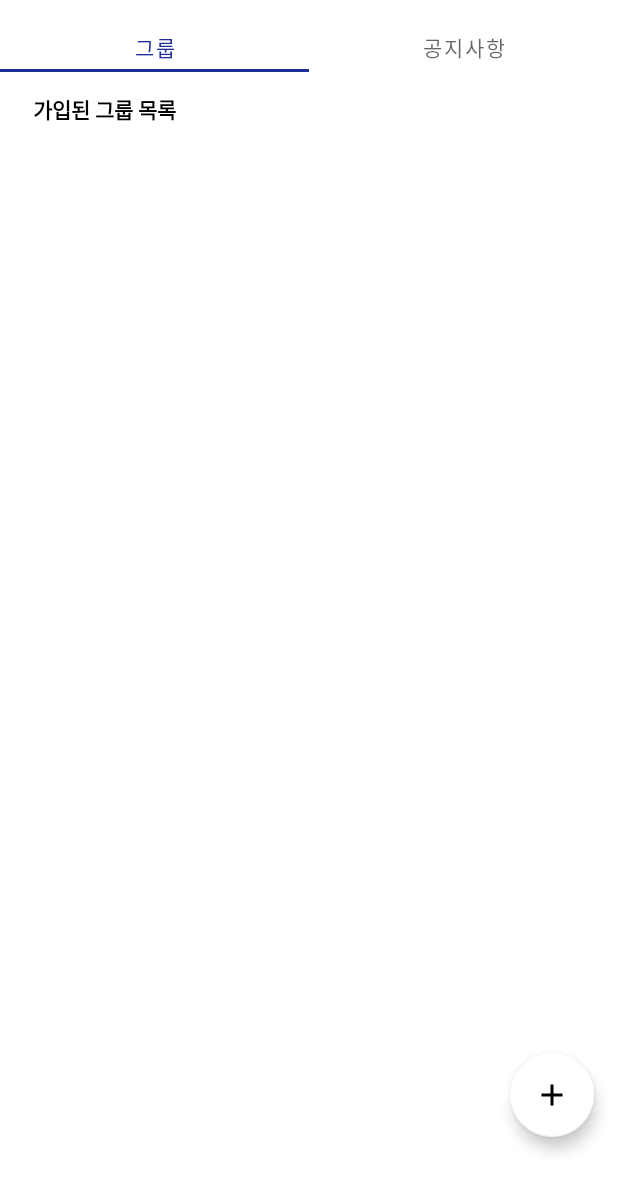
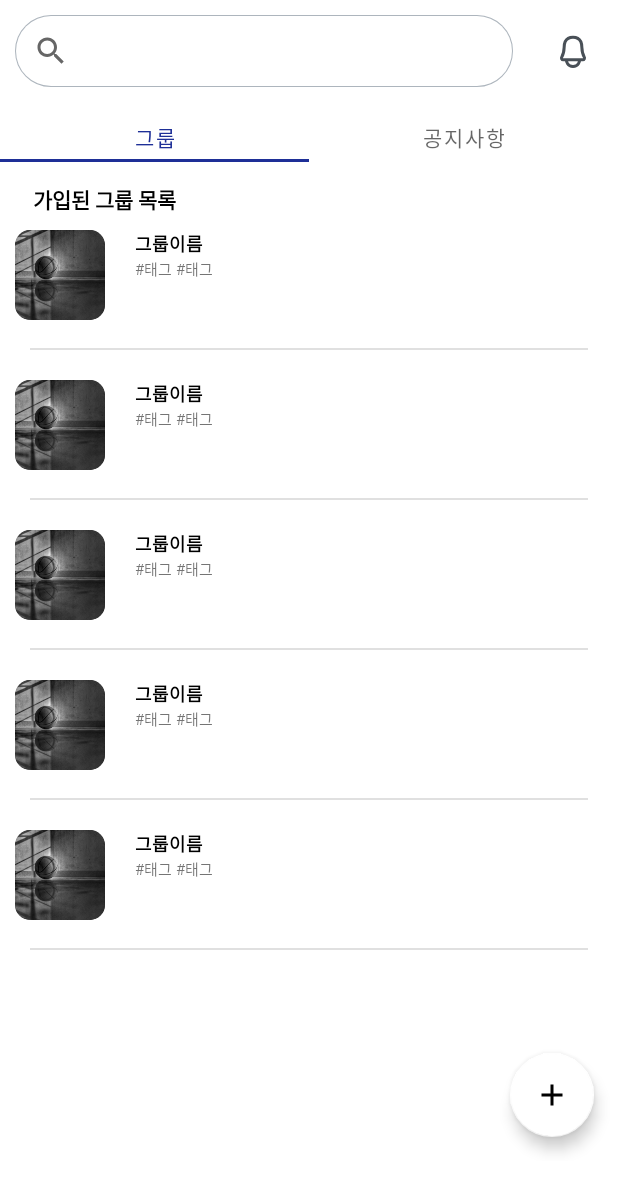
Before and after one commit to paranArena/RTU-Android-App, an Android app: the fragment GroupFragment shown on its own in the app's theme, on a phone screen of 412 x 824 dp. Shown: the top 1192 px of the screen. Run offline under Robolectric (Android 15) with nearby library versions, the phone set to English and light mode, and no system bars; network calls fail; pictures from the network do not load.

Commit message:
add search bar

```diff
--- /dev/null
+++ b/app/src/main/java/com/rtu/adapter/GroupViewAdapter.kt
@@ -0,0 +1,68 @@
+package com.rtu.adapter
+
+import android.view.LayoutInflater
+import android.view.View
+import android.view.ViewGroup
+import android.widget.ImageView
+import android.widget.TextView
+import androidx.recyclerview.widget.RecyclerView
+import com.rtu.R
+import com.rtu.model.GroupModel
+
+class GroupViewAdapter internal constructor(var groupList: List<GroupModel>)
+    : RecyclerView.Adapter<GroupViewAdapter.ListViewHolder>() {
+
+
+    inner class ListViewHolder(itemView: View) : RecyclerView.ViewHolder(itemView) {
+        fun bind(_list: GroupModel) {
+            /*val imageView: ImageView = itemView.findViewById<ImageView>(R.id.iv_image)
+            if(_list.url!=null) {
+                val newUrl = "https://goodsbyus.com" + _list.url
+                Glide.with(itemView).load(newUrl).placeholder(R.drawable.ic_launcher_foreground)
+                    .override(150, 150).into(imageView)
+            }*/
+            itemView.findViewById<ImageView>(R.id.iv_image).clipToOutline=true
+
+            itemView.findViewById<TextView>(R.id.iv_name).text = _list.name
+            //itemView.findViewById<TextView>(R.id.iv_category).text = _list.category
+            itemView.findViewById<TextView>(R.id.iv_tag).text = _list.introduction
+        }
+    }
+    override fun getItemCount(): Int = groupList.size
+
+    override fun getItemViewType(position: Int): Int {
+        return position
+    }
+
+    // ViewHolder를 생성해 반환한다.
+    override fun onCreateViewHolder(parent: ViewGroup, viewType: Int): ListViewHolder {
+        return ListViewHolder(
+            // 새로운 뷰를 생성해 뷰홀더에 인자로 넣어준다.
+            LayoutInflater.from(parent.context).inflate(R.layout.group_list, parent, false)
+        )
+    }
+
+    // 반환된 ViewHolder에 데이터를 연결한다.
+    override fun onBindViewHolder(holder: ListViewHolder, position: Int) {
+        holder.bind(groupList[position])
+        holder.itemView.setOnClickListener{
+            itemClickListner.onClick(it,position)
+        }
+
+
+        /*val layoutParams = holder.itemView.layoutParams
+        layoutParams.height = 600
+        holder.itemView.requestLayout()*/
+    }
+
+    interface ItemClickListener{
+        fun onClick(view: View,position: Int)
+    }
+    //를릭 리스너
+    private lateinit var itemClickListner: ItemClickListener
+
+    fun setItemClickListener(itemClickListener: ItemClickListener) {
+        this.itemClickListner = itemClickListener
+    }
+
+}
--- a/app/src/main/java/com/rtu/grouptap/GroupListFragment.kt
+++ b/app/src/main/java/com/rtu/grouptap/GroupListFragment.kt
@@ -6,15 +6,18 @@ import androidx.fragment.app.Fragment
 import android.view.LayoutInflater
 import android.view.View
 import android.view.ViewGroup
-import com.rtu.MainPageActivity
-import com.rtu.R
+import com.rtu.adapter.GroupViewAdapter
 import com.rtu.databinding.FragmentGroupListBinding
+import com.rtu.model.GroupModel
 
 class GroupListFragment : Fragment() {
 
     private var _binding: FragmentGroupListBinding?=null
 
     private val binding get() = _binding!!
+
+    lateinit var groupViewAdapter: GroupViewAdapter
+    val data = mutableListOf<GroupModel>()
 
     override fun onCreateView(
         inflater: LayoutInflater, container: ViewGroup?,
@@ -27,6 +30,28 @@ class GroupListFragment : Fragment() {
             startActivity(intent)
         }
 
+        initRecycler()
+
         return binding.root
     }
+
+    private fun initRecycler(){
+
+        groupViewAdapter = GroupViewAdapter(data)
+        binding.rvList.adapter = groupViewAdapter
+
+
+        data.apply {
+            add(GroupModel(name = "그룹이름", introduction = "#태그 #태그"))
+            add(GroupModel(name = "그룹이름", introduction = "#태그 #태그"))
+            add(GroupModel(name = "그룹이름", introduction = "#태그 #태그"))
+            add(GroupModel(name = "그룹이름", introduction = "#태그 #태그"))
+            add(GroupModel(name = "그룹이름", introduction = "#태그 #태그"))
+
+            groupViewAdapter.groupList = data
+            groupViewAdapter.notifyDataSetChanged()
+
+        }
+
+    }
 }
--- /dev/null
+++ b/app/src/main/java/com/rtu/model/GroupModel.kt
@@ -0,0 +1,6 @@
+package com.rtu.model
+
+data class GroupModel(
+    val name: String,
+    val introduction: String
+)
--- /dev/null
+++ b/app/src/main/res/drawable/ic_bell.xml
@@ -0,0 +1,13 @@
+<vector xmlns:android="http://schemas.android.com/apk/res/android"
+    android:width="24dp"
+    android:height="24dp"
+    android:viewportWidth="24"
+    android:viewportHeight="24">
+  <path
+      android:pathData="M16.432,16.5236C16.432,17.5714 15.75,21 12,21C8.25,21 7.5694,17.5714 7.5694,16.5236M12,1.5C9.75,1.5 7.9024,2.1953 6.75,4.5C5.4589,7.0822 6.9461,10.7758 4.5156,14.6241C4.0399,15.3774 4.5233,16.5 5.4142,16.5H18.5858C19.4767,16.5 19.9601,15.3774 19.4844,14.6241C17.0539,10.7758 18.5411,7.0822 17.25,4.5C16.0976,2.1953 14.25,1.5 12,1.5Z"
+      android:strokeLineJoin="round"
+      android:strokeWidth="2"
+      android:fillColor="#00000000"
+      android:strokeColor="#495057"
+      android:strokeLineCap="round"/>
+</vector>
--- /dev/null
+++ b/app/src/main/res/drawable/round_button.xml
@@ -0,0 +1,9 @@
+<?xml version="1.0" encoding="utf-8"?>
+<shape xmlns:android="http://schemas.android.com/apk/res/android"
+    android:shape="rectangle">
+    <solid android:color="@color/white"/>
+    <corners android:radius="10dp"/>
+    <stroke
+        android:width="1dp"
+        android:color="@color/black"/>
+</shape>
--- a/app/src/main/res/layout/fragment_group.xml
+++ b/app/src/main/res/layout/fragment_group.xml
@@ -6,10 +6,32 @@
     android:layout_height="match_parent"
     tools:context=".tab.GroupFragment">
 
+    <androidx.appcompat.widget.SearchView
+        android:layout_width="match_parent"
+        android:layout_height="wrap_content"
+        android:layout_marginLeft="10dp"
+        android:background="@drawable/solid_button"
+        android:layout_marginTop="10dp"
+        android:layout_marginRight="70dp"
+        app:defaultQueryHint="I'll Ren 2 U!">
+    </androidx.appcompat.widget.SearchView>
+
+    <ImageButton
+        android:layout_width="40dp"
+        android:layout_height="40dp"
+        android:layout_gravity="end"
+        android:layout_marginTop="15dp"
+        android:layout_marginRight="10dp"
+        android:src="@drawable/ic_bell"
+        android:background="@color/white">
+
+    </ImageButton>
+
     <com.google.android.material.tabs.TabLayout
         android:id="@+id/tabLayout"
         android:layout_width="match_parent"
         android:layout_height="wrap_content"
+        android:layout_marginTop="60dp"
         android:background="@color/white"
         app:tabIndicatorAnimationMode="elastic"
         app:tabMode="fixed"
--- a/app/src/main/res/layout/fragment_group_list.xml
+++ b/app/src/main/res/layout/fragment_group_list.xml
@@ -11,16 +11,24 @@
         android:layout_height="match_parent"
         android:orientation="vertical">
 
+
         <TextView
             android:layout_width="wrap_content"
             android:layout_height="wrap_content"
             android:text="가입된 그룹 목록"
             android:textColor="@color/black"
             android:textStyle="bold"
-            android:layout_marginTop="12dp"
+            android:layout_marginTop="72dp"
             android:layout_marginLeft="22dp">
 
         </TextView>
+
+        <androidx.recyclerview.widget.RecyclerView
+            android:id="@+id/rv_list"
+            android:layout_width="match_parent"
+            android:layout_height="match_parent"
+            app:layoutManager="androidx.recyclerview.widget.LinearLayoutManager"
+            tools:listitem="@layout/group_list"/>
     </LinearLayout>
 
     <androidx.coordinatorlayout.widget.CoordinatorLayout
--- /dev/null
+++ b/app/src/main/res/layout/group_list.xml
@@ -0,0 +1,54 @@
+<?xml version="1.0" encoding="utf-8"?>
+
+
+<androidx.constraintlayout.widget.ConstraintLayout xmlns:android="http://schemas.android.com/apk/res/android"
+    xmlns:app="http://schemas.android.com/apk/res-auto"
+    xmlns:tools="http://schemas.android.com/tools"
+    android:layout_width="match_parent"
+    android:layout_height="100dp"
+    android:padding="10dp">
+
+
+    <ImageView
+        android:id="@+id/iv_image"
+        android:layout_width="60dp"
+        android:layout_height="60dp"
+        android:scaleType="centerCrop"
+        app:layout_constraintStart_toStartOf="parent"
+        app:layout_constraintTop_toTopOf="parent"
+        app:srcCompat="@drawable/change"
+        android:background="@drawable/round_button"/>
+
+    <TextView
+        android:id="@+id/iv_name"
+        android:layout_width="match_parent"
+        android:layout_height="wrap_content"
+        android:layout_marginStart="80dp"
+        android:text="그룹이름"
+        android:textColor="@color/black"
+        android:textSize="12dp"
+        android:textStyle="bold"
+        app:layout_constraintStart_toEndOf="@id/iv_image"
+        app:layout_constraintTop_toTopOf="parent" />
+
+    <TextView
+        android:id="@+id/iv_tag"
+        android:layout_width="wrap_content"
+        android:layout_height="wrap_content"
+        android:layout_marginStart="80dp"
+        android:textSize="10dp"
+        android:text="#tag #태그"
+        app:layout_constraintStart_toStartOf="parent"
+        app:layout_constraintTop_toBottomOf="@+id/iv_name" />
+
+    <View
+        android:id="@+id/view"
+        android:layout_width="match_parent"
+        android:layout_height="1dp"
+        android:layout_marginHorizontal="10dp"
+        android:background="?android:attr/listDivider"
+        app:layout_constraintBottom_toBottomOf="parent"
+        tools:layout_editor_absoluteX="20dp" />
+
+
+</androidx.constraintlayout.widget.ConstraintLayout>
```
Also changed, not shown: app/src/main/res/drawable/change.png (added).
